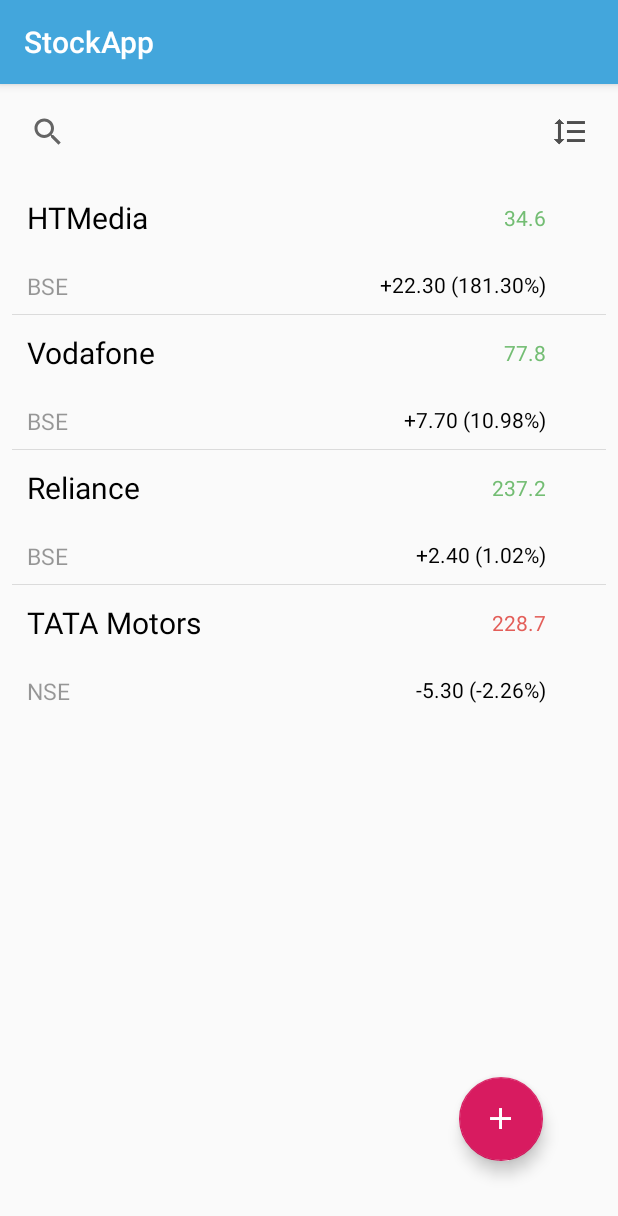
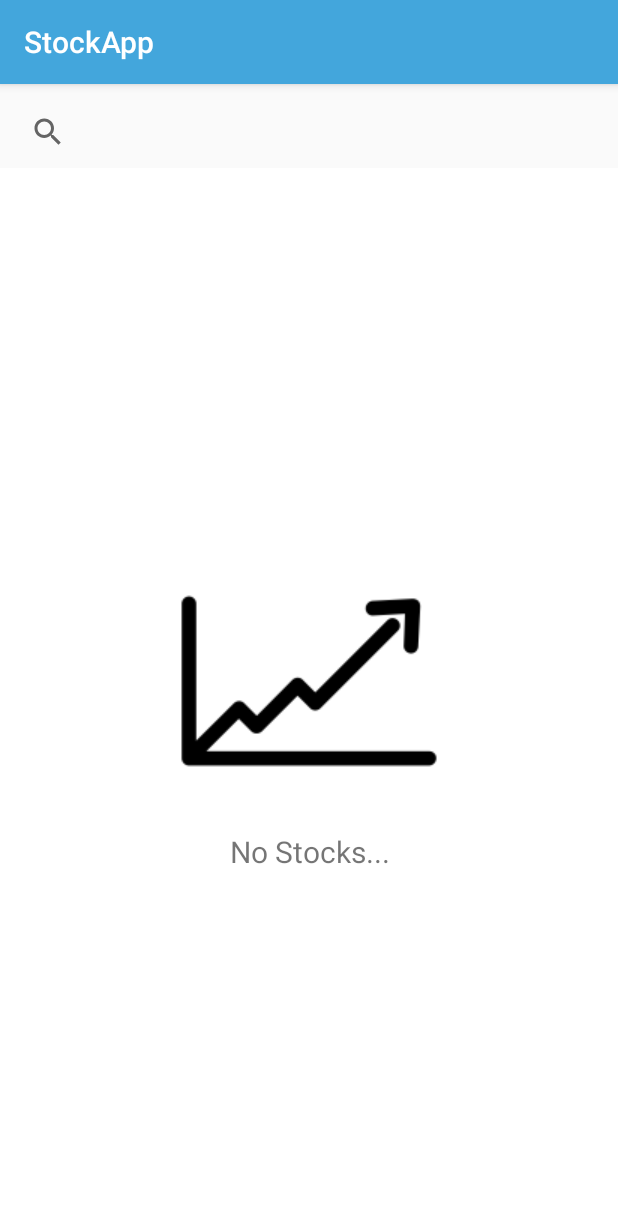
Before and after one commit to prakumk/StockApp, an Android app: the screen it shows after launch (MainActivity before the commit, SearchStocks after it), after a tap on an icon or button, on a phone screen of 412 x 824 dp. Shown: the top 1216 px of the screen. Run offline under Robolectric (Android 15) with nearby library versions, the phone set to English and light mode, and no system bars; our stand-ins replace Room's generated code, Timber.

Commit message:
added search

```diff
--- a/app/build.gradle
+++ b/app/build.gradle
@@ -48,7 +48,6 @@ dependencies {
     implementation 'io.reactivex.rxjava2:rxandroid:2.1.1'
 
 
-
     implementation 'com.squareup.okhttp3:okhttp:4.3.1'
     implementation 'com.squareup.okhttp3:okhttp-urlconnection:4.3.1'
 
--- a/app/src/main/AndroidManifest.xml
+++ b/app/src/main/AndroidManifest.xml
@@ -1,7 +1,7 @@
 <?xml version="1.0" encoding="utf-8"?>
 <manifest xmlns:android="http://schemas.android.com/apk/res/android"
     package="com.pradeep.stockapp">
-
+    <uses-permission android:name="android.permission.INTERNET"></uses-permission>
     <application
         android:name=".App"
         android:allowBackup="true"
@@ -10,6 +10,7 @@
         android:roundIcon="@mipmap/ic_launcher_round"
         android:supportsRtl="true"
         android:theme="@style/AppTheme">
+        <activity android:name=".SearchStocks"></activity>
         <activity
             android:name=".Splash"
             android:configChanges="orientation|keyboardHidden|screenSize"
@@ -17,11 +18,11 @@
             android:theme="@style/FullscreenTheme">
             <intent-filter>
                 <action android:name="android.intent.action.MAIN" />
+
                 <category android:name="android.intent.category.LAUNCHER" />
             </intent-filter>
         </activity>
-        <activity android:name=".MainActivity">
-        </activity>
+        <activity android:name=".MainActivity"></activity>
     </application>
 
 </manifest>
--- a/app/src/main/java/com/pradeep/stockapp/MainActivity.java
+++ b/app/src/main/java/com/pradeep/stockapp/MainActivity.java
@@ -8,10 +8,10 @@ import androidx.lifecycle.Observer;
 import androidx.recyclerview.widget.LinearLayoutManager;
 import androidx.recyclerview.widget.RecyclerView;
 
+import android.content.Intent;
 import android.graphics.drawable.Drawable;
 import android.os.Bundle;
 import android.view.View;
-import android.widget.ImageView;
 import android.widget.LinearLayout;
 import android.widget.Toast;
 
@@ -77,10 +77,7 @@ public class MainActivity extends AppCompatActivity implements RoomItemClickList
         add_new_stock.setOnClickListener(new View.OnClickListener() {
             @Override
             public void onClick(View view) {
-                stockRepository.insertTask("HTMedia", "BSE","HTMEDIA.BO",12.3,34.6);
-                stockRepository.insertTask("Vodafone", "BSE","IDEA.BO",70.1,77.8);
-                stockRepository.insertTask("Reliance", "BSE","RELIANCE.BO",234.8,237.2);
-                stockRepository.insertTask("TATA Motors", "NSE","TATAMOTORS.NS",234.0,228.7);
+                visitAddNewStockScreen();
             }
         });
     }
@@ -128,7 +125,12 @@ public class MainActivity extends AppCompatActivity implements RoomItemClickList
     }
 
     private void visitAddNewStockScreen(){
+//        stockRepository.insertTask("HTMedia", "BSE","HTMEDIA.BO",12.3,34.6);
+//        stockRepository.insertTask("Vodafone", "BSE","IDEA.BO",70.1,77.8);
+//        stockRepository.insertTask("Reliance", "BSE","RELIANCE.BO",234.8,237.2);
+//        stockRepository.insertTask("TATA Motors", "NSE","TATAMOTORS.NS",234.0,228.7);
 
+        startActivity(new Intent(this,SearchStocks.class));
     }
 
     @Override
--- /dev/null
+++ b/app/src/main/java/com/pradeep/stockapp/SearchStocks.java
@@ -0,0 +1,109 @@
+package com.pradeep.stockapp;
+
+import androidx.appcompat.app.AppCompatActivity;
+
+import android.os.Bundle;
+import android.util.Log;
+import android.view.View;
+import android.widget.LinearLayout;
+
+import androidx.appcompat.widget.SearchView;
+import androidx.recyclerview.widget.RecyclerView;
+
+
+import com.pradeep.stockapp.common.AppUtils;
+import com.pradeep.stockapp.retrofit_api.ApiClient;
+import com.pradeep.stockapp.retrofit_api.APIResponse;
+import com.pradeep.stockapp.retrofit_api.RetroStockModel;
+import com.pradeep.stockapp.retrofit_api.RetrofitInterface;
+import com.pradeep.stockapp.view.StockAdapter;
+
+import java.io.Console;
+import java.util.List;
+
+import retrofit2.Call;
+import retrofit2.Callback;
+import retrofit2.Response;
+import timber.log.Timber;
+
+
+public class SearchStocks extends AppCompatActivity {
+    private static final String TAG = "SearchStocks";
+
+
+    private SearchView searchView_new;
+    RetrofitInterface apiClient;
+
+
+    private RecyclerView recyclerView;
+    private StockAdapter stockAdapter;
+    private LinearLayout no_stock;
+    private LinearLayout stocks;
+
+    @Override
+    protected void onCreate(Bundle savedInstanceState) {
+        super.onCreate(savedInstanceState);
+        setContentView(R.layout.activity_search_stocks);
+        apiClient = ApiClient.getClient().create(RetrofitInterface.class);
+        initView();
+    }
+
+    private void initView() {
+        searchView_new = findViewById(R.id.search_view_next);
+        no_stock = findViewById(R.id.no_stock);
+        no_stock = findViewById(R.id.no_stock);
+
+        recyclerView = findViewById(R.id.recycler_view);
+
+        searchView_new.setOnQueryTextListener(new SearchView.OnQueryTextListener() {
+            @Override
+            public boolean onQueryTextSubmit(String query) {
+                if(query.length()>3)
+                {
+                    callAPI(query);
+//                    stockAdapter.getFilter().filter(query);
+                }
+                return false;
+            }
+
+            @Override
+            public boolean onQueryTextChange(String newText) {
+                if(newText.length()>3)
+                {
+                    callAPI(newText);
+//                    stockAdapter.getFilter().fil ter(query);
+                }
+                return false;
+            }
+        });
+    }
+
+    private void callAPI(String query)
+    {
+        Call<APIResponse> call = apiClient.getStockDetail(query);
+        call.enqueue(new Callback<APIResponse>() {
+            @Override
+            public void onResponse(Call<APIResponse> call, Response<APIResponse> apiResponseResponse) {
+
+                if (apiResponseResponse.body()!=null) {
+                    List<RetroStockModel> stockModels = apiResponseResponse.body().stockModels;
+                    Timber.i("Found " + stockModels.size());
+                    if (stockModels.size()>0)
+                    {
+                        no_stock.setVisibility(View.GONE);
+
+                    }
+                    else
+                    {
+                        no_stock.setVisibility(View.VISIBLE);
+                    }
+                }
+            }
+
+            @Override
+            public void onFailure(Call<APIResponse> call, Throwable t) {
+                AppUtils.showToast(SearchStocks.this,"Error calling API");
+            }
+        });
+    }
+}
--- a/app/src/main/java/com/pradeep/stockapp/common/AppUtils.java
+++ b/app/src/main/java/com/pradeep/stockapp/common/AppUtils.java
@@ -1,6 +1,8 @@
 package com.pradeep.stockapp.common;
 
+import android.content.Context;
 import android.util.Base64;
+import android.widget.Toast;
 
 import java.security.MessageDigest;
 import java.security.NoSuchAlgorithmException;
@@ -32,4 +34,8 @@ public class AppUtils {
         }
         return null;
     }
+
+    public static void showToast(Context context,String message){
+        Toast.makeText(context,message,Toast.LENGTH_SHORT).show();
+    }
 }
--- a/app/src/main/java/com/pradeep/stockapp/retrofit_api/Response.java
+++ b/app/src/main/java/com/pradeep/stockapp/retrofit_api/APIResponse.java
@@ -4,7 +4,7 @@ import com.google.gson.annotations.SerializedName;
 
 import java.util.ArrayList;
 
-public class Response {
+public class APIResponse {
     @SerializedName("quotes")
     public ArrayList<RetroStockModel> stockModels;
 }
--- a/app/src/main/java/com/pradeep/stockapp/retrofit_api/RetrofitInterface.java
+++ b/app/src/main/java/com/pradeep/stockapp/retrofit_api/RetrofitInterface.java
@@ -7,5 +7,5 @@ import retrofit2.http.Query;
 public interface RetrofitInterface {
 
     @GET("auto-complete?region=IN")
-    Call<Response> getStockDetail(@Query("q") String search_text);
+    Call<APIResponse> getStockDetail(@Query("q") String search_text);
 }
--- /dev/null
+++ b/app/src/main/res/layout/activity_search_stocks.xml
@@ -0,0 +1,66 @@
+<?xml version="1.0" encoding="utf-8"?>
+<FrameLayout xmlns:android="http://schemas.android.com/apk/res/android"
+    xmlns:app="http://schemas.android.com/apk/res-auto"
+    xmlns:tools="http://schemas.android.com/tools"
+    android:layout_width="match_parent"
+    android:layout_height="match_parent"
+    tools:context=".SearchStocks"
+    android:orientation="vertical">
+        <LinearLayout
+            android:orientation="vertical"
+            android:layout_width="match_parent"
+            android:layout_height="match_parent">
+            <LinearLayout
+                android:layout_marginTop="8dp"
+                android:gravity="center_vertical"
+                android:layout_width="match_parent"
+                android:layout_height="wrap_content">
+                <androidx.appcompat.widget.SearchView
+                    android:layout_weight="1"
+                    android:id="@+id/search_view_next"
+                    android:layout_width="0dp"
+                    android:layout_height="wrap_content"
+                    app:defaultQueryHint="Enter Stock Name"
+                    android:layout_marginStart="8dp"
+                    android:layout_marginEnd="8dp" />
+            </LinearLayout>
+
+            <FrameLayout
+                android:orientation="vertical"
+                android:layout_width="match_parent"
+                android:layout_height="match_parent">
+            <androidx.recyclerview.widget.RecyclerView
+                android:id="@+id/recycler_view"
+                android:layout_width="match_parent"
+                android:layout_height="match_parent"
+                android:layout_marginStart="8dp"
+                android:layout_marginEnd="8dp"
+                android:layout_marginTop="8dp"
+                android:layout_marginBottom="10dp"
+                app:layout_constraintEnd_toEndOf="parent"
+                app:layout_constraintStart_toStartOf="parent"
+                app:layout_constraintTop_toBottomOf="@+id/search_view" />
+
+        <LinearLayout
+            android:visibility="visible"
+            android:id="@+id/no_stock"
+            android:background="@color/white"
+            android:gravity="center"
+            android:orientation="vertical"
+            android:layout_width="match_parent"
+            android:layout_height="match_parent">
+            <ImageView
+                android:src="@drawable/stock"
+                android:layout_width="wrap_content"
+                android:layout_height="wrap_content" />
+            <TextView
+                android:textSize="20sp"
+                android:textAlignment="center"
+                android:text="No Stocks..."
+                android:layout_width="wrap_content"
+                android:layout_height="wrap_content" />
+        </LinearLayout>
+    </FrameLayout>
+        </LinearLayout>
+
+</FrameLayout>
--- a/app/src/main/res/layout/list_item.xml
+++ b/app/src/main/res/layout/list_item.xml
@@ -20,7 +20,7 @@
         android:id="@+id/price"
         android:textColor="@color/green"
         android:text="64.00"
-        android:layout_marginRight="30dp"
+        android:layout_marginRight="10dp"
         android:layout_width="wrap_content"
         android:layout_height="wrap_content" />
 
@@ -43,7 +43,7 @@
             android:id="@+id/diff"
             android:textColor="@color/black"
             android:text="+9.00 (+16.36%)"
-            android:layout_marginRight="30dp"
+            android:layout_marginRight="10dp"
             android:layout_width="wrap_content"
             android:layout_height="wrap_content" />
 
```
